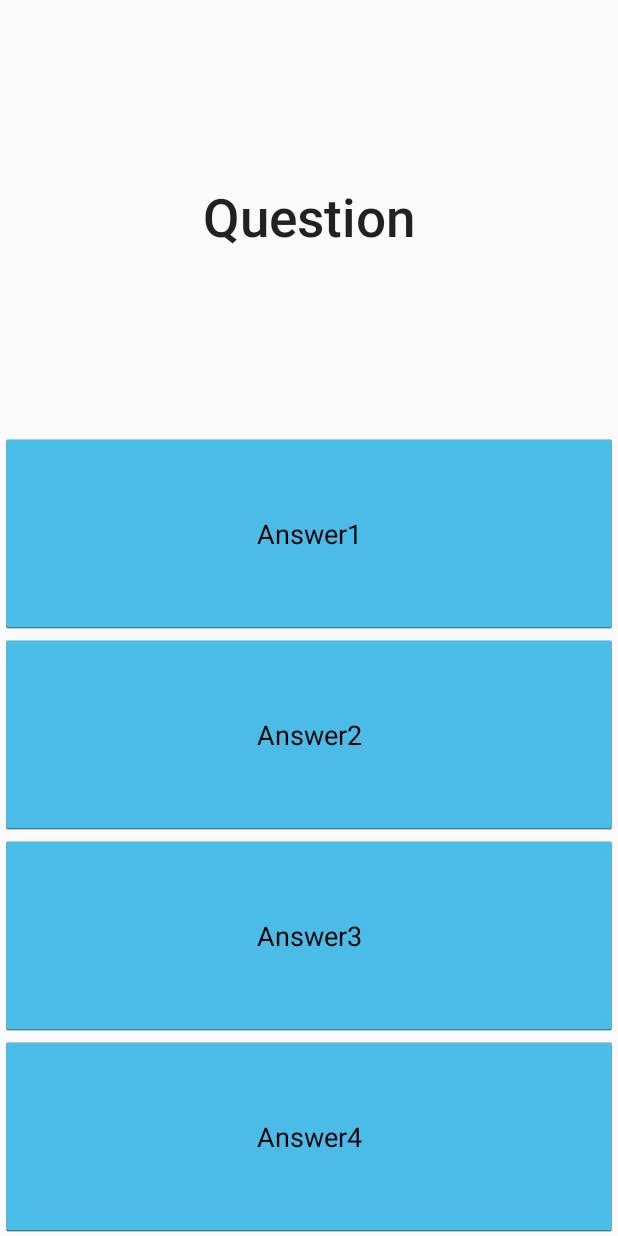
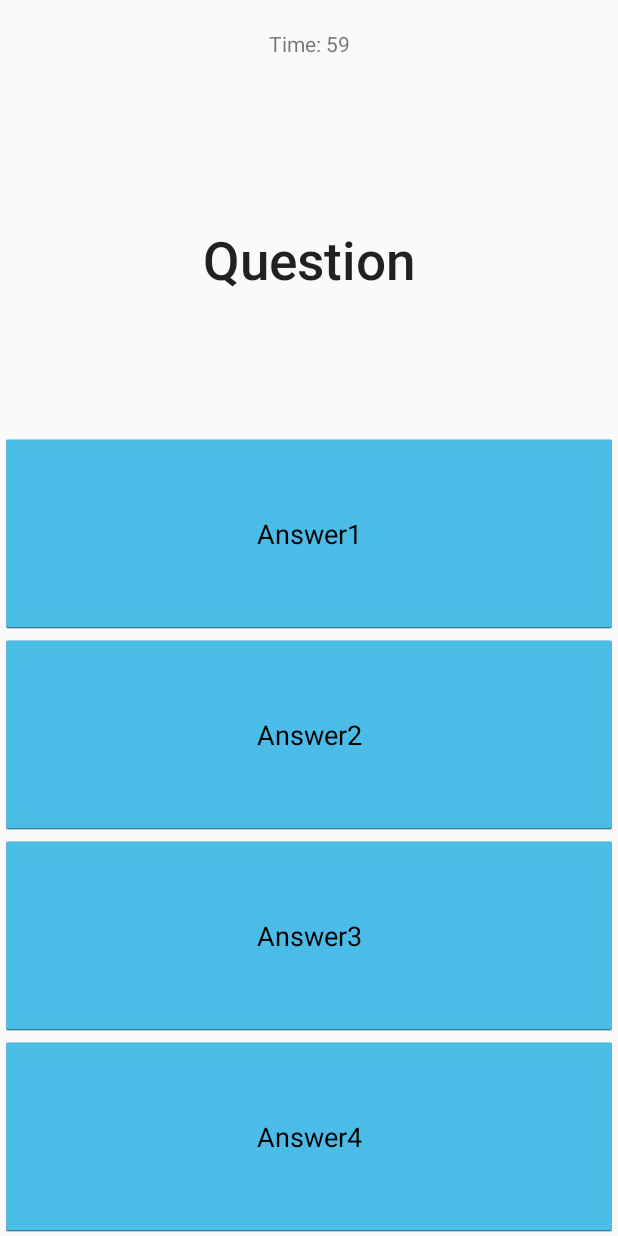
Before and after one commit to co0k/TreasureHunt, an Android app: the QuizActivity screen opened directly, with no data from a screen before it, on a phone screen of 412 x 824 dp. Run offline under Robolectric (Android 15) with nearby library versions, the phone set to English and light mode, and no system bars; libraries missing offline, so code that uses them is left out: data_structures.treasure; 3 statements that could not run were skipped.

Commit message:
added a timer for the quiz. a timeout will be after 60seconds and the treasure will be blocked as if a wrong answer given by the player

```diff
--- a/TreasureHuntApp/app/src/main/java/at/tba/treasurehunt/activities/QuizActivity.java
+++ b/TreasureHuntApp/app/src/main/java/at/tba/treasurehunt/activities/QuizActivity.java
@@ -7,6 +7,7 @@ import android.app.ActionBar;
 import android.app.Activity;
 import android.content.Intent;
 import android.os.Build;
+import android.os.CountDownTimer;
 import android.support.v7.app.ActionBarActivity;
 import android.os.Bundle;
 import android.text.Layout;
@@ -47,8 +48,15 @@ import data_structures.treasure.Treasure;
  */
 public class QuizActivity extends Activity {
 
+    /*
+    in seconds
+     */
+    private static final long COUNTDOWN_TIME = 1 * 60;
+
     private Quiz quiz;
     private Treasure treasure;
+
+    private TextView remainingTimeText;
 
     @Override
     protected void onCreate(Bundle savedInstanceState) {
@@ -65,7 +73,9 @@ public class QuizActivity extends Activity {
          */
         this.treasure = TreasureChestHolder.getInstance().getNearestTreasure();
         this.quiz = (Quiz) this.treasure.getType();
+        remainingTimeText = (TextView) findViewById(R.id.quizQuestionCountdown);
         generateQuizLayout(this.quiz);
+        startCountdown();
     }
 
     @Override
@@ -220,5 +230,29 @@ public class QuizActivity extends Activity {
         treasureOpenedSuccessfully();
     }
 
+    private void onTimeOut(){
+        TreasureChestHolder.getInstance().blockTreasureForUser(treasure);
+        ShowMessageHelper.showNewSimpleMessagePopUp(this, "Out of time!", "Sorry, your time is up!", "Okay!",
+                new Runnable(){
+                    @Override
+                    public void run() {
+                        finish();
+                    }
+                });
+    }
+
+    private void startCountdown(){
+        new CountDownTimer(COUNTDOWN_TIME * 1000, 1000) {
+
+            public void onTick(long millisUntilFinished) {
+                remainingTimeText.setText("Time: " + millisUntilFinished / 1000);
+            }
+
+            public void onFinish() {
+                onTimeOut();
+            }
+        }.start();
+
+    }
 
 }
--- a/TreasureHuntApp/app/src/main/res/layout/activity_quiz.xml
+++ b/TreasureHuntApp/app/src/main/res/layout/activity_quiz.xml
@@ -14,18 +14,38 @@
     android:weightSum="2"
     android:id="@+id/quizLayout">
 
+    <LinearLayout
+        android:layout_width="fill_parent"
+        android:layout_height="fill_parent"
+        android:layout_weight="1.3"
+        android:gravity="center"
+        android:weightSum="1"
+        android:orientation="vertical">
 
+        <TextView
+            android:layout_width="fill_parent"
+            android:layout_height="fill_parent"
+            android:text="Time remaining:"
+            android:gravity="center"
+            android:layout_weight="0.8"
+            android:layout_gravity="center_horizontal|top"
+            android:id="@+id/quizQuestionCountdown" />
 
         <TextView
             android:layout_width="fill_parent"
             android:layout_height="fill_parent"
             android:text="Question"
-        android:layout_weight="1.3"
+            android:layout_weight="0.2"
             style="@style/Base.TextAppearance.AppCompat.Title"
             android:gravity="center"
             android:textSize="35dp"
             android:layout_gravity="center_horizontal|top"
             android:id="@+id/quizQuestionText" />
+
+
+    </LinearLayout>
+
+
 
 
     <LinearLayout
```
Lines whose indentation alone changed are shown as unchanged.
